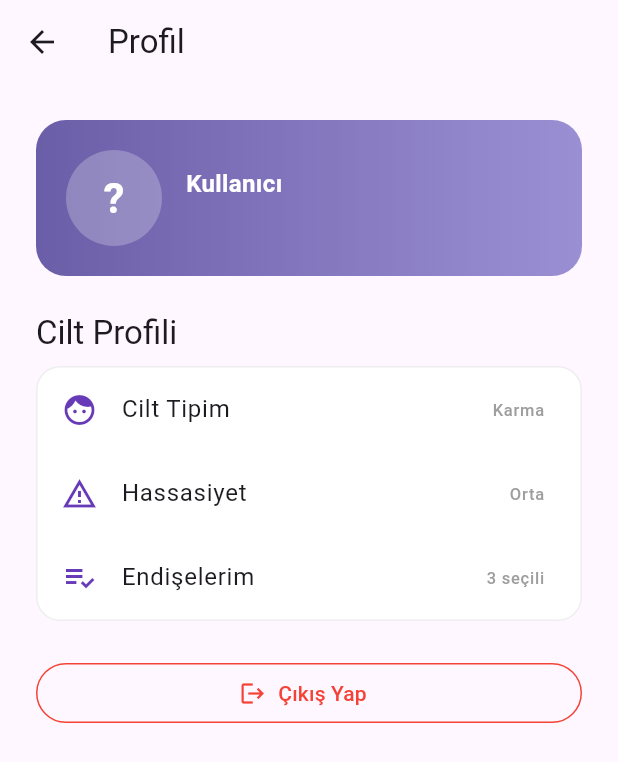
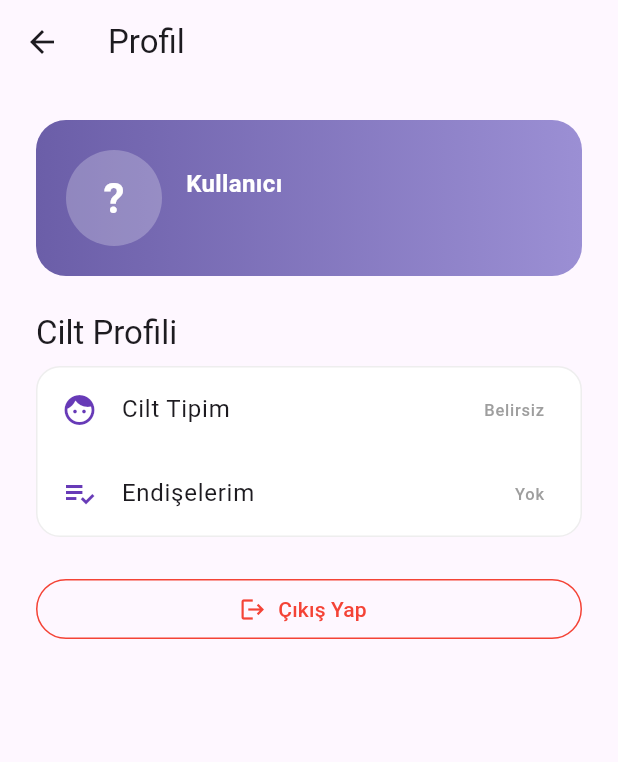
Before and after one commit to iamsevval/DermaSmart-FrontEnd, a Flutter app: the ProfileScreen screen opened directly, on a phone screen of 412 x 824 dp. Shown: the top 762 px of the screen. Run offline on Flutter 3.47's test engine with Material 3 defaults, Android fonts, the phone set to English and light mode, and no system bars; our stand-ins replace go_router, google_fonts, shared_preferences; accounts and stored records are empty.

Commit message:
Fix authentication flow and improve frontend screens

```diff
--- a/lib/features/profile/screens/profile_screen.dart
+++ b/lib/features/profile/screens/profile_screen.dart
@@ -4,7 +4,16 @@ import '../../auth/screens/splash_screen.dart';
 class ProfileScreen extends StatelessWidget {
   final String? userName;
   final String? email;
-  const ProfileScreen({super.key, this.userName, this.email});
+  final String? skinType;
+  final List<String> skinConcerns;
+
+  const ProfileScreen({
+    super.key,
+    this.userName,
+    this.email,
+    this.skinType,
+    this.skinConcerns = const [],
+  });
 
   @override
   Widget build(BuildContext context) {
@@ -30,7 +39,8 @@ class ProfileScreen extends StatelessWidget {
                           ? userName![0].toUpperCase()
                           : '?',
                       style: const TextStyle(
-                      fontSize: 28, color: Colors.white,
+                          fontSize: 28,
+                          color: Colors.white,
                           fontWeight: FontWeight.w700)),
                 ),
                 const SizedBox(width: 16),
@@ -46,8 +56,8 @@ class ProfileScreen extends StatelessWidget {
                     ),
                     Text(
                       email ?? '',
-                      style: const TextStyle(
-                        color: Colors.white70, fontSize: 13),
+                      style:
+                          const TextStyle(color: Colors.white70, fontSize: 13),
                     ),
                   ],
                 ),
@@ -55,8 +65,7 @@ class ProfileScreen extends StatelessWidget {
             ),
           ),
           const SizedBox(height: 24),
-          Text('Cilt Profili',
-            style: Theme.of(context).textTheme.titleLarge),
+          Text('Cilt Profili', style: Theme.of(context).textTheme.titleLarge),
           const SizedBox(height: 8),
           Container(
             decoration: BoxDecoration(
@@ -66,29 +75,30 @@ class ProfileScreen extends StatelessWidget {
             ),
             child: Column(
               children: [
+                // Cilt Tipi:
                 ListTile(
-                  leading: const Icon(Icons.face,
-                    color: Colors.deepPurple),
+                  leading: const Icon(Icons.face, color: Colors.deepPurple),
                   title: const Text('Cilt Tipim'),
-                  trailing: const Text('Karma',
-                    style: TextStyle(color: Colors.grey)),
-                  onTap: () {},
+                  trailing: Text(
+                    skinType ?? 'Belirsiz',
+                    style: const TextStyle(color: Colors.grey),
                   ),
-                ListTile(
-                  leading: const Icon(Icons.warning_amber_outlined,
-                    color: Colors.deepPurple),
-                  title: const Text('Hassasiyet'),
-                  trailing: const Text('Orta',
-                    style: TextStyle(color: Colors.grey)),
-                  onTap: () {},
                 ),
+
+// Hassasiyet — bu veri şu an backend'de yok, geçici olarak kaldır ya da gizle:
+// (generalSensitivity kaydedilmiyordu)
+
+// Endişelerim:
                 ListTile(
                   leading: const Icon(Icons.playlist_add_check,
                       color: Colors.deepPurple),
                   title: const Text('Endişelerim'),
-                  trailing: const Text('3 seçili',
-                    style: TextStyle(color: Colors.grey)),
-                  onTap: () {},
+                  trailing: Text(
+                    skinConcerns.isEmpty
+                        ? 'Yok'
+                        : '${skinConcerns.length} seçili',
+                    style: const TextStyle(color: Colors.grey),
+                  ),
                 ),
               ],
             ),
@@ -97,14 +107,12 @@ class ProfileScreen extends StatelessWidget {
           OutlinedButton.icon(
             onPressed: () {
               Navigator.of(context).pushAndRemoveUntil(
-                MaterialPageRoute(
-                  builder: (_) => const SplashScreen()),
+                MaterialPageRoute(builder: (_) => const SplashScreen()),
                 (route) => false,
               );
             },
             icon: const Icon(Icons.logout, color: Colors.red),
-            label: const Text('Çıkış Yap',
-              style: TextStyle(color: Colors.red)),
+            label: const Text('Çıkış Yap', style: TextStyle(color: Colors.red)),
             style: OutlinedButton.styleFrom(
               side: const BorderSide(color: Colors.red),
             ),
--- a/lib/main.dart
+++ b/lib/main.dart
@@ -1,25 +1,19 @@
 import 'package:flutter/material.dart';
-import 'features/auth/screens/splash_screen.dart';
+import 'core/router/app_router.dart';
 
 void main() {
-  WidgetsFlutterBinding.ensureInitialized();
-  runApp(const DermaSmartApp());
+  runApp(const MyApp());
 }
 
-class DermaSmartApp extends StatelessWidget {
-  const DermaSmartApp({super.key});
+class MyApp extends StatelessWidget {
+  const MyApp({super.key});
 
   @override
   Widget build(BuildContext context) {
-    return MaterialApp(
+    return MaterialApp.router(
       title: 'DermaSmart',
       debugShowCheckedModeBanner: false,
-      theme: ThemeData(
-        colorScheme: ColorScheme.fromSeed(seedColor: Colors.deepPurple),
-        useMaterial3: true,
-        fontFamily: 'Roboto',
-      ),
-      home: const SplashScreen(),
+      routerConfig: appRouter, // Sadece bu kalsın, 'home' veya 'builder' ekleme
     );
   }
 }
--- a/pubspec.yaml
+++ b/pubspec.yaml
@@ -14,6 +14,8 @@ dependencies:
   flutter_riverpod: ^2.5.1
   google_fonts: ^6.2.1
   http: ^1.6.0
+  shared_preferences: ^2.2.2  # ← BU SATIRI EKLE
+
 
 dev_dependencies:
   flutter_test:
```
Also changed, not shown: lib/features/auth/screens/login_screen.dart (+40 -18 lines), lib/features/auth/screens/quiz_flow_screen.dart (+9 -1 lines), lib/features/auth/screens/register_screen.dart (+36 -22 lines), lib/features/auth/screens/result_screen.dart (+15 -2 lines), lib/features/home/screens/home_screen.dart (+12 -1 lines), lib/models/user_profile_model.dart (+37 -1 lines), lib/services/auth_service.dart (+40 -11 lines). Lines whose indentation alone changed are shown as unchanged.
